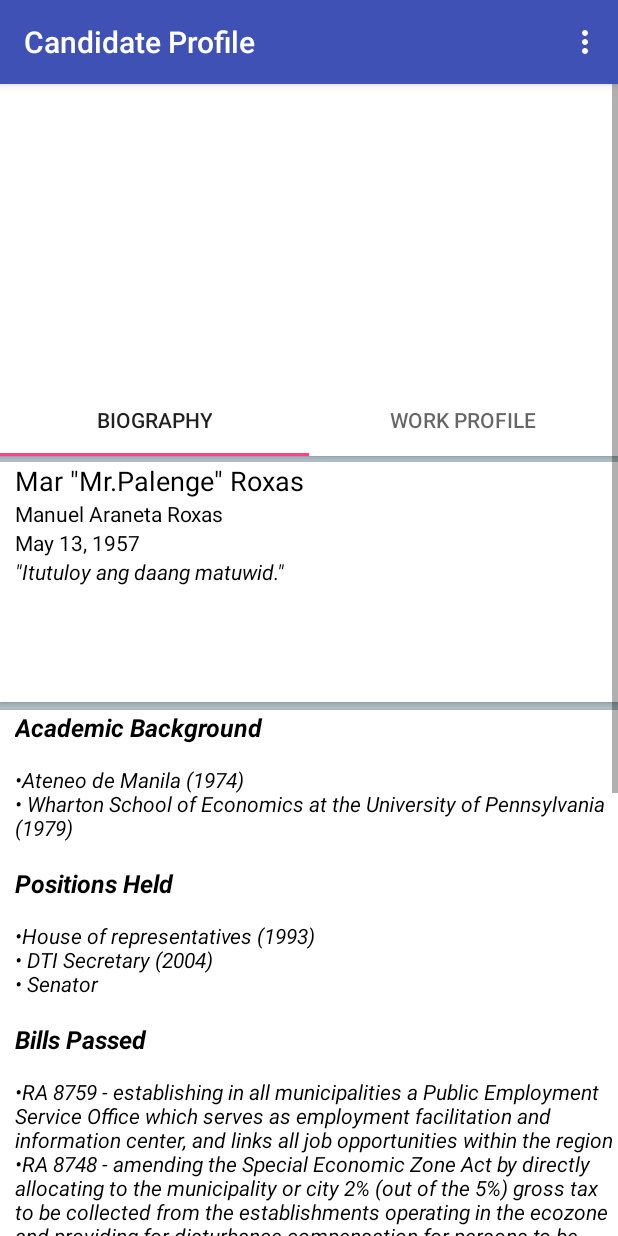
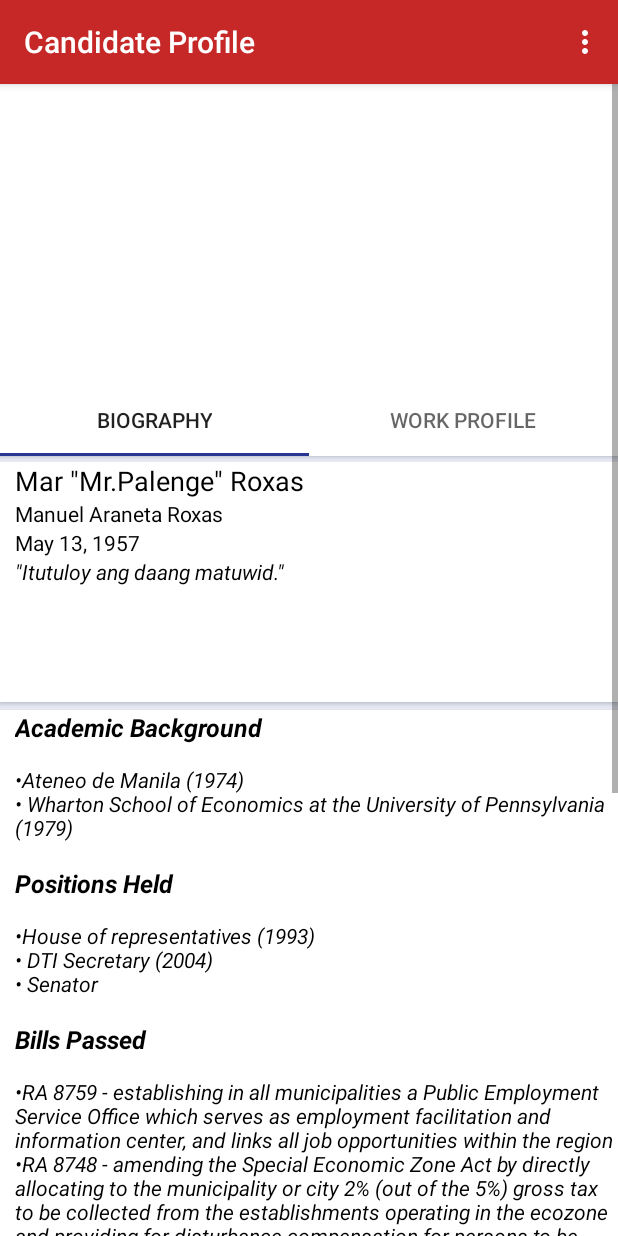
Before and after one commit to jcaronan/kandidatos, an Android app: the screen it shows after launch (CandidateProfileActivity), after a tap on an icon or button, on a phone screen of 412 x 824 dp. Run offline under Robolectric (Android 15) with nearby library versions, the phone set to English and light mode, and no system bars; libraries missing offline, so code that uses them is left out: com.github.mikephil.charting; 2 statements that could not run were skipped.

Commit message:
Recolored app

```diff
--- a/app/src/main/java/com/cloudsherpas/kandidatos/profile/CandidateProfileChartService.java
+++ b/app/src/main/java/com/cloudsherpas/kandidatos/profile/CandidateProfileChartService.java
@@ -1,5 +1,6 @@
 package com.cloudsherpas.kandidatos.profile;
 
+import android.graphics.Color;
 import android.util.Log;
 
 import com.github.mikephil.charting.animation.Easing;
@@ -29,6 +30,8 @@ public class CandidateProfileChartService {
         chart.setWebAlpha(60);
         chart.getLegend().setEnabled(false);
         chart.setRotationEnabled(false);
+        chart.setWebColor(Color.BLUE);
+        chart.setWebColorInner(Color.WHITE);
 
         XAxis xAxis = chart.getXAxis();
         xAxis.setTextSize(9f);
@@ -68,7 +71,7 @@ public class CandidateProfileChartService {
         dataSetArrayList.add(new Entry(7f, 7));
 
         RadarDataSet set1 = new RadarDataSet(dataSetArrayList, "Candidate");
-        set1.setColor(ColorTemplate.VORDIPLOM_COLORS[0]);
+        set1.setColor(Color.YELLOW);
         set1.setDrawFilled(true);
         set1.setLineWidth(2f);
 
--- a/app/src/main/res/layout/activity_candidate_list.xml
+++ b/app/src/main/res/layout/activity_candidate_list.xml
@@ -3,12 +3,14 @@
     xmlns:tools="http://schemas.android.com/tools"
     android:layout_width="match_parent"
     android:layout_height="match_parent"
+    android:background="#E8EAF6"
     tools:context=".candidate.CandidateListActivity">
 
     <GridView
         android:id="@+id/candidateGrid"
         android:layout_width="wrap_content"
         android:layout_height="wrap_content"
-        android:numColumns="2">
+        android:numColumns="2"
+        >
     </GridView>
 </RelativeLayout>
--- a/app/src/main/res/layout/activity_candidate_profile.xml
+++ b/app/src/main/res/layout/activity_candidate_profile.xml
@@ -7,7 +7,7 @@
         xmlns:tools="http://schemas.android.com/tools" android:layout_width="match_parent"
         android:layout_height="match_parent"
         android:clipToPadding="false"
-        android:background="#B0BEC5"
+        android:background="#E8EAF6"
         tools:context="com.cloudsherpas.kandidatos.profile.CandidateProfileActivity">
 
         <FrameLayout
--- a/app/src/main/res/layout/candidate_list_item.xml
+++ b/app/src/main/res/layout/candidate_list_item.xml
@@ -1,6 +1,6 @@
 <?xml version="1.0" encoding="utf-8"?>
 <FrameLayout xmlns:android="http://schemas.android.com/apk/res/android"
-    android:layout_width="match_parent" android:layout_height="160dp"
+    android:layout_width="match_parent" android:layout_height="170dp"
     android:padding="2dp">
 
     <ImageButton
--- a/app/src/main/res/values/colors.xml
+++ b/app/src/main/res/values/colors.xml
@@ -1,6 +1,6 @@
 <?xml version="1.0" encoding="utf-8"?>
 <resources>
-    <color name="colorPrimary">#3F51B5</color>
+    <color name="colorPrimary">#C62828</color>
     <color name="colorPrimaryDark">#303F9F</color>
-    <color name="colorAccent">#FF4081</color>
+    <color name="colorAccent">#283593</color>
 </resources>
```
